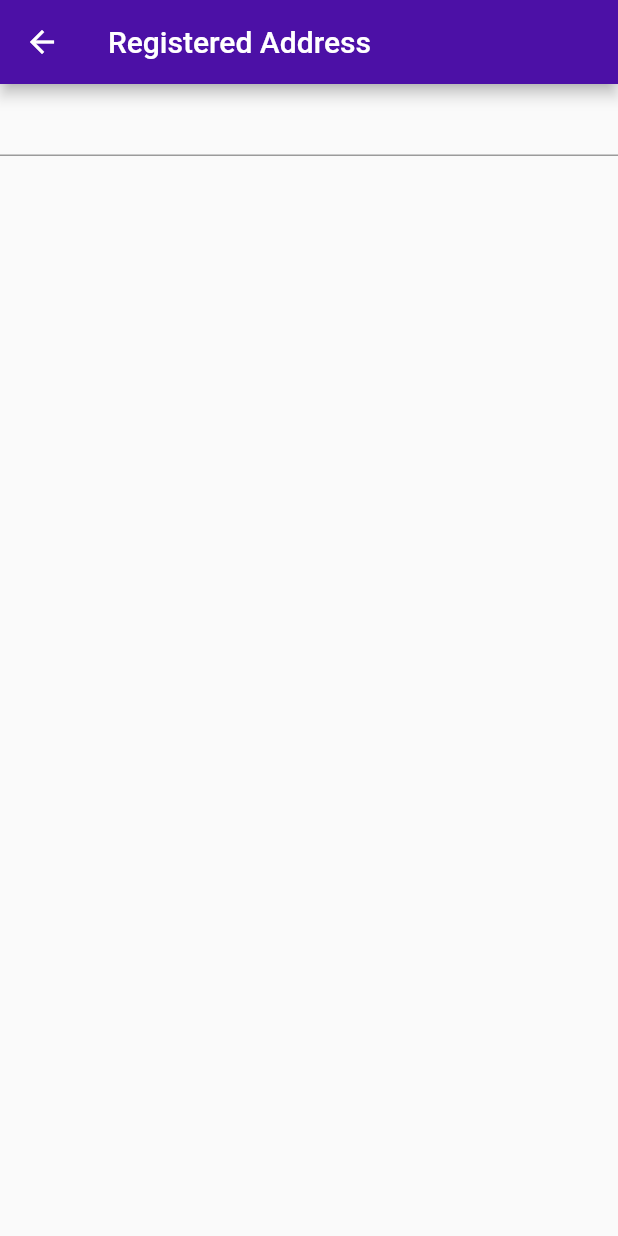
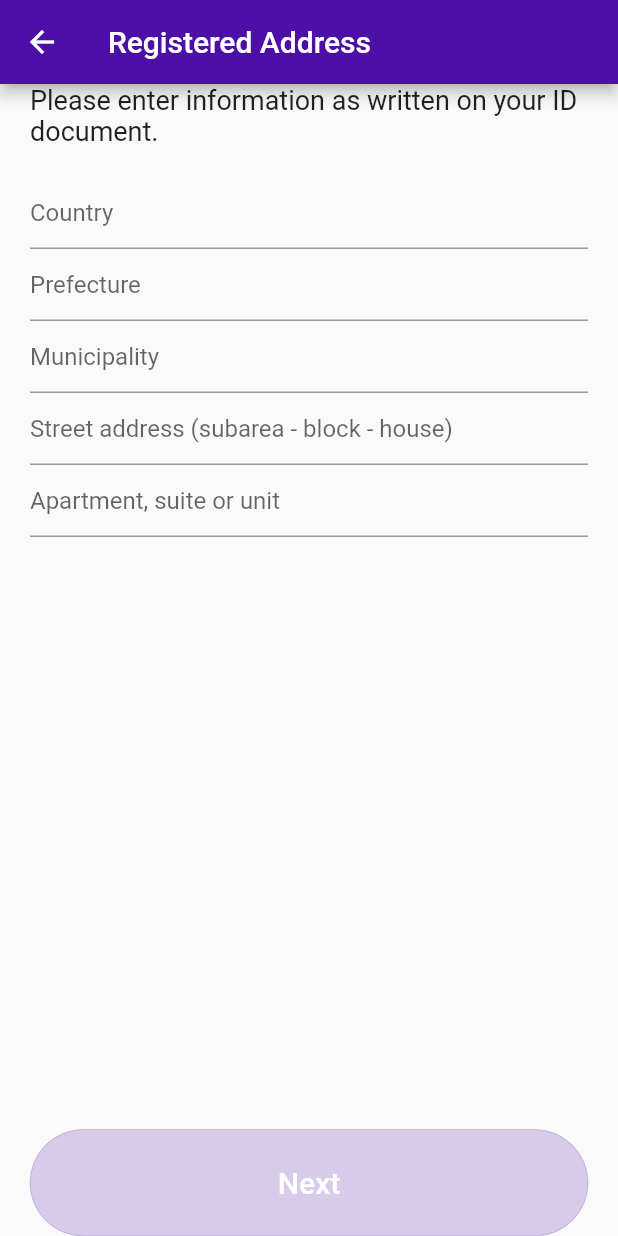
Before and after one commit to hungrymissilepod/gigabank-flutter-assignment, a Flutter app: the screen it shows after launch, after a tap on "Add address", on a phone screen of 412 x 824 dp. Run offline on Flutter 3.47's test engine with Material 2 defaults, Android fonts, the phone set to English and light mode, and no system bars.

Commit message:
feat: Added basic address screen ui

```diff
--- a/lib/address/address_screen.dart
+++ b/lib/address/address_screen.dart
@@ -1,4 +1,5 @@
 import 'package:flutter/material.dart';
+import 'package:flutterassignment/address/ui/button.dart';
 import 'package:flutterassignment/strings.dart';
 
 class AddressScreen extends StatefulWidget {
@@ -19,19 +20,62 @@ class _AddressScreenState extends State<AddressScreen> {
       appBar: AppBar(
         title: Text(addressScreenTitle),
       ),
-      body: Column(
+      body: SafeArea(
+        child: Padding(
+          padding: const EdgeInsets.symmetric(horizontal: 20),
+          child: Column(
+            mainAxisAlignment: MainAxisAlignment.spaceBetween,
+            crossAxisAlignment: CrossAxisAlignment.stretch,
             children: <Widget>[
               /// TOOD: progress bar
-          Form(
+              Container(
+                child: Form(
                   key: _formKey,
+                  child: Expanded(
+                    child: SingleChildScrollView(
                       child: Column(
+                        mainAxisSize: MainAxisSize.min,
+                        mainAxisAlignment: MainAxisAlignment.spaceEvenly,
+                        crossAxisAlignment: CrossAxisAlignment.stretch,
                         children: <Widget>[
-                TextFormField(),
-              ],
+                          Text(addressScreenBody),
+                          SizedBox(height: 20),
+                          TextFormField(
+                            decoration: InputDecoration(
+                              hintText: countryHint,
+                            ),
+                          ),
+                          TextFormField(
+                            decoration: InputDecoration(
+                              hintText: prefectureHint,
+                            ),
+                          ),
+                          TextFormField(
+                            decoration: InputDecoration(
+                              hintText: municipalityHint,
+                            ),
+                          ),
+                          TextFormField(
+                            decoration: InputDecoration(
+                              hintText: streetAddressHint,
+                            ),
+                          ),
+                          TextFormField(
+                            decoration: InputDecoration(
+                              hintText: apartmentHint,
                             ),
                           ),
                         ],
                       ),
+                    ),
+                  ),
+                ),
+              ),
+              Button(),
+            ],
+          ),
+        ),
+      ),
     );
   }
 }
--- /dev/null
+++ b/lib/address/ui/button.dart
@@ -0,0 +1,54 @@
+import 'package:flutter/material.dart';
+
+class Button extends StatelessWidget {
+  const Button({super.key});
+
+  @override
+  Widget build(BuildContext context) {
+    return TextButton(
+      /// TODO: ensure we have enabled and disabled states for this button
+      onPressed: null,
+      child: Padding(
+        padding: const EdgeInsets.symmetric(vertical: 16),
+        child: Text(
+          'Next',
+          style: TextStyle(
+            color: Colors.white,
+            fontSize: 20,
+          ),
+        ),
+      ),
+
+      /// TODO: clean up this styling code
+      style: ButtonStyle(
+        backgroundColor: MaterialStateProperty.resolveWith(
+          (states) {
+            if (states.contains(MaterialState.disabled)) {
+              return Theme.of(context).disabledColor;
+            }
+            return Theme.of(context).colorScheme.primary;
+          },
+        ),
+        shape: MaterialStateProperty.resolveWith(
+          (states) {
+            if (states.contains(MaterialState.disabled)) {
+              return RoundedRectangleBorder(
+                borderRadius: BorderRadius.circular(50),
+                side: BorderSide(
+                  width: 0,
+                  color: Theme.of(context).disabledColor,
+                ),
+              );
+            }
+            return RoundedRectangleBorder(
+              borderRadius: BorderRadius.circular(50),
+              side: BorderSide(
+                color: Theme.of(context).colorScheme.primary,
+              ),
+            );
+          },
+        ),
+      ),
+    );
+  }
+}
--- a/lib/main.dart
+++ b/lib/main.dart
@@ -15,8 +15,13 @@ class MyApp extends StatelessWidget {
       title: 'Flutter Demo',
       theme: ThemeData(
           colorScheme: ColorScheme.fromSwatch().copyWith(
-        primary: primaryColor,
-      )),
+            primary: primaryColor,
+          ),
+          disabledColor: primaryColor.withOpacity(0.2),
+          textTheme: TextTheme(
+              bodyMedium: TextStyle(
+            fontSize: 18,
+          ))),
       home: const HomePage(title: 'Flutter Gigabank assignment'),
     );
   }
--- a/lib/strings.dart
+++ b/lib/strings.dart
@@ -1 +1,7 @@
 const String addressScreenTitle = 'Registered Address';
+const String addressScreenBody = 'Please enter information as written on your ID document.';
+const String countryHint = 'Country';
+const String prefectureHint = 'Prefecture';
+const String municipalityHint = 'Municipality';
+const String streetAddressHint = 'Street address (subarea - block - house)';
+const String apartmentHint = 'Apartment, suite or unit';
```
Lines whose indentation alone changed are shown as unchanged.
